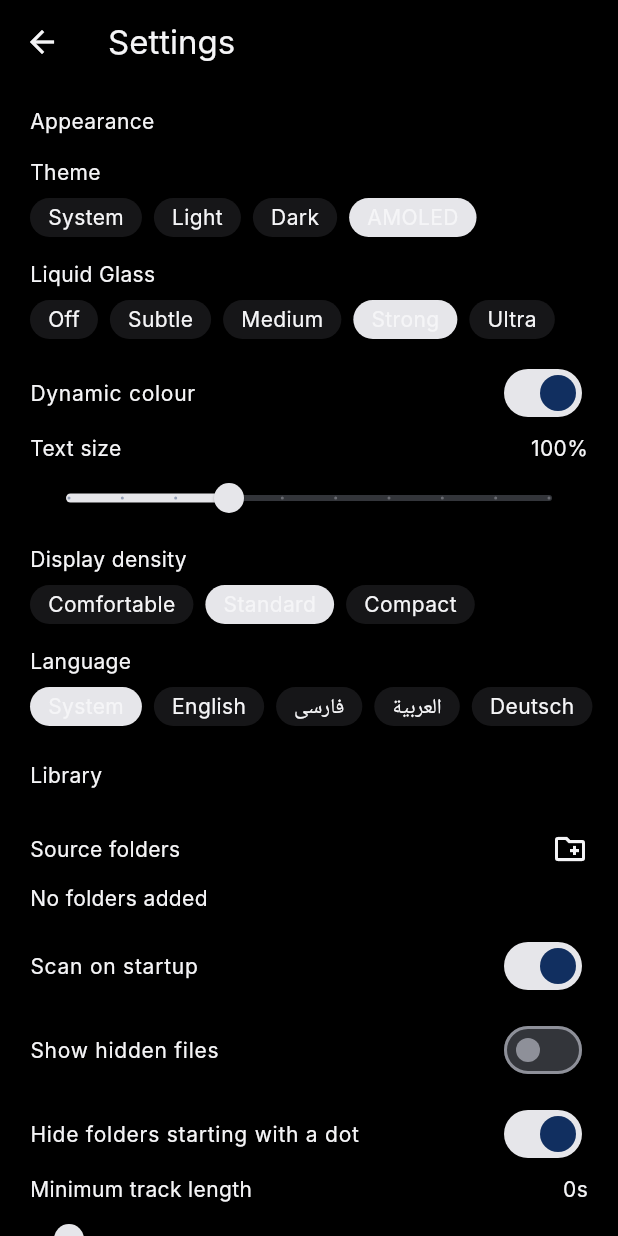
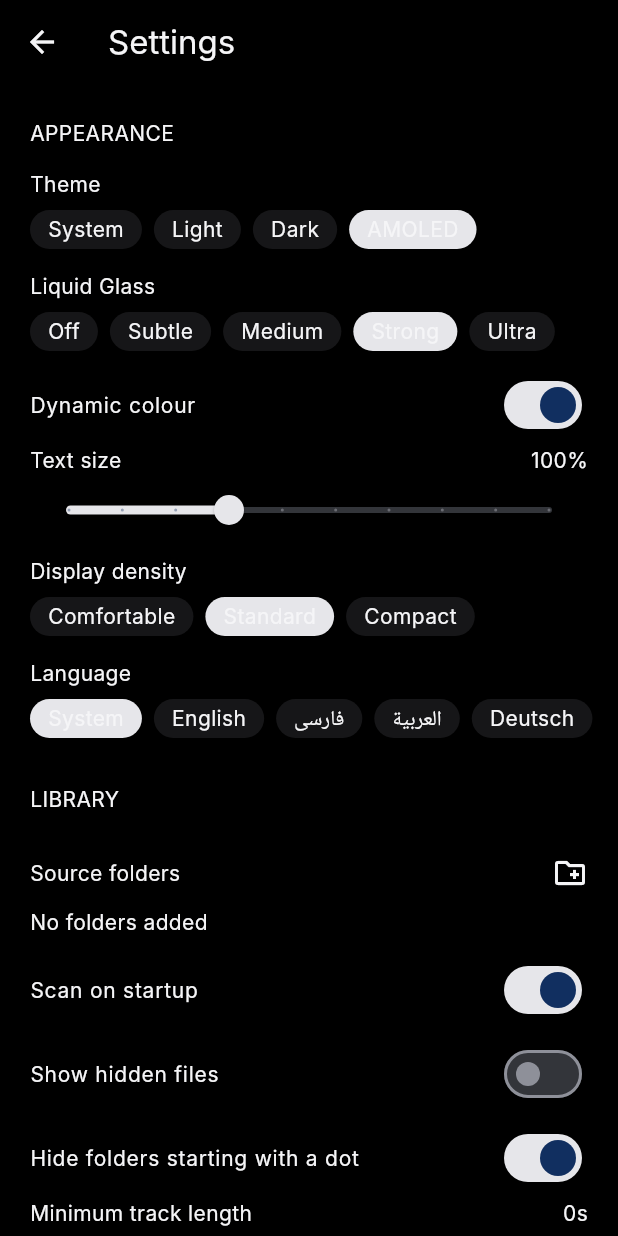
Before and after one commit to Mehrschad/aura_music_player, a Flutter app: the SettingsPage screen opened directly, on a phone screen of 412 x 824 dp. Run offline on Flutter 3.47's test engine with Material 3 defaults, Android fonts, the phone set to English and light mode, and no system bars; our stand-ins replace audio_service, dio, file_picker, flutter_riverpod, just_audio, on_audio_query and 2 more; accounts and stored records are empty; generated files the repository leaves out were written again; Roboto replaces fonts that are missing (Inter); statements that could not run were skipped.

Commit message:
feat(ui): Settings polish — iOS section headers, haptics, mini-player inset
- Restyle section headers to the iOS grouped-list idiom (uppercase, muted,
  generous top rhythm) so the page reads as distinct groups, not a wall.
- Haptic feedback on every preference chip and switch (matches the app's
  established selectionClick convention).
- playerBarInset on the Settings list so the last rows clear the mini player.
- Tooltips on the source/excluded folder remove buttons (accessibility).

https://claude.ai/code/session_01SHeSaF6n5jBEM8soqbJTJh

```diff
--- a/lib/presentation/pages/settings/settings_page.dart
+++ b/lib/presentation/pages/settings/settings_page.dart
@@ -17,7 +17,9 @@ import '../../../domain/models/app_settings.dart';
 import '../../providers/backup_provider.dart';
 import '../../providers/library_providers.dart';
 import '../../providers/lyrics_providers.dart';
+import '../../providers/playback_providers.dart';
 import '../../providers/settings_providers.dart';
+import '../../widgets/player_bar_inset.dart';
 import '../equalizer/equalizer_page.dart';
 import '../statistics/statistics_page.dart';
 import 'lastfm_connect_page.dart';
@@ -47,7 +49,9 @@ class SettingsPage extends ConsumerWidget {
             style: AppTextTheme.title.copyWith(color: colors.onSurface)),
       ),
       body: ListView(
-        padding: const EdgeInsets.only(bottom: SpacingTokens.xxl),
+        padding: EdgeInsets.only(
+            bottom: playerBarInset(context,
+                miniPlayerVisible: ref.watch(hasMediaProvider))),
         children: [
           // ── Appearance ──
           _Header(l10n.settingsAppearance),
@@ -412,11 +416,17 @@ class _Header extends StatelessWidget {
   @override
   Widget build(BuildContext context) {
     final colors = context.colors;
+    // iOS-style grouped-list section header: uppercase, muted, with generous
+    // top rhythm so sections read as distinct groups rather than a flat wall.
     return Padding(
-      padding: const EdgeInsets.fromLTRB(SpacingTokens.xl, SpacingTokens.lg,
+      padding: const EdgeInsets.fromLTRB(SpacingTokens.xl, SpacingTokens.xxl,
           SpacingTokens.xl, SpacingTokens.sm),
-      child: Text(title,
-          style: AppTextTheme.title.copyWith(color: colors.accent)),
+      child: Text(title.toUpperCase(),
+          style: AppTextTheme.caption.copyWith(
+            color: colors.onSurfaceMuted,
+            letterSpacing: 0.8,
+            fontWeight: FontWeight.w600,
+          )),
     );
   }
 }
@@ -454,7 +464,10 @@ class _Chips<T> extends StatelessWidget {
             children: [
               for (final v in values)
                 GestureDetector(
-                  onTap: () => onSelect(v),
+                  onTap: () {
+                    HapticFeedback.selectionClick();
+                    onSelect(v);
+                  },
                   child: Container(
                     padding: const EdgeInsets.symmetric(
                         horizontal: SpacingTokens.md,
@@ -496,7 +509,10 @@ class _SwitchTile extends StatelessWidget {
       title: Text(label,
           style: AppTextTheme.body.copyWith(color: colors.onSurface)),
       value: value,
-      onChanged: onChanged,
+      onChanged: (v) {
+        HapticFeedback.selectionClick();
+        onChanged(v);
+      },
     );
   }
 }
@@ -657,6 +673,7 @@ class _FolderList extends StatelessWidget {
                   overflow: TextOverflow.ellipsis,
                   style: AppTextTheme.body.copyWith(color: colors.onSurface)),
               trailing: IconButton(
+                tooltip: l10n.delete,
                 icon: Icon(Icons.close, color: colors.onSurfaceFaint),
                 onPressed: () => notifier.removeSourceFolder(f),
               ),
@@ -763,6 +780,7 @@ class _ExcludedFolderList extends StatelessWidget {
                   overflow: TextOverflow.ellipsis,
                   style: AppTextTheme.body.copyWith(color: colors.onSurface)),
               trailing: IconButton(
+                tooltip: l10n.delete,
                 icon: Icon(Icons.close, color: colors.onSurfaceFaint),
                 onPressed: () => notifier.removeExcludedFolder(f),
               ),
```
